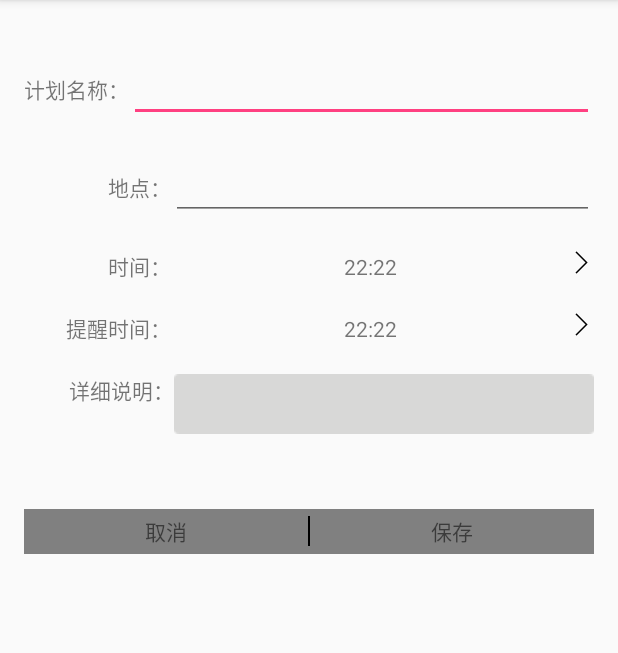
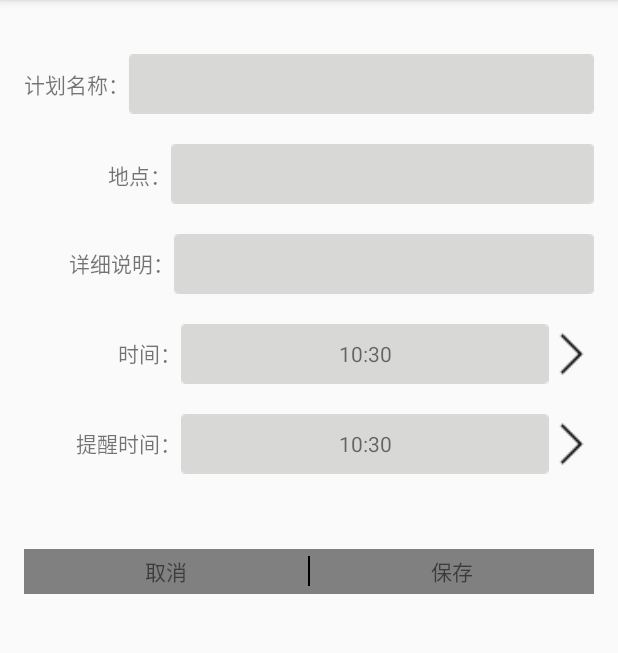
Before and after one commit to linkaicheng/WeatherSchedule, an Android app: the AddPlanActivity screen opened directly, with no data from a screen before it, on a phone screen of 412 x 824 dp, the part 84-737 px from its top. Run offline under Robolectric (Android 15) with nearby library versions, the phone set to English and light mode, and no system bars; 1 statement that could not run was skipped.

Commit message:
完成计划的增，删，查

```diff
--- a/app/src/main/java/com/cheng/weatherschedule/calendar/AddPlanActivity.java
+++ b/app/src/main/java/com/cheng/weatherschedule/calendar/AddPlanActivity.java
@@ -1,8 +1,7 @@
 package com.cheng.weatherschedule.calendar;
 
 import android.app.TimePickerDialog;
-import android.content.ContentValues;
-import android.database.sqlite.SQLiteDatabase;
+import android.content.Intent;
 import android.os.Bundle;
 import android.support.v7.app.AppCompatActivity;
 import android.view.View;
@@ -13,15 +12,20 @@ import android.widget.TimePicker;
 import android.widget.Toast;
 
 import com.cheng.weatherschedule.R;
-import com.cheng.weatherschedule.db.PlanHelper;
+import com.cheng.weatherschedule.bean.Plan;
+import com.cheng.weatherschedule.dao.PlanDao;
+import com.cheng.weatherschedule.daoImpl.PlanDaoImpl;
 
+import java.text.SimpleDateFormat;
 import java.util.Calendar;
+import java.util.Date;
 
-public class AddPlanActivity extends AppCompatActivity implements View.OnClickListener{
-private EditText edtTitle,edtPlace;//标题
-    private TextView tvTimeShow,tvRemTimShow,tvCancel,tvSave;//时间，提醒时间，取消，保存
+public class AddPlanActivity extends AppCompatActivity implements View.OnClickListener {
+    private EditText edtTitle, edtPlace;//标题
+    private TextView tvTimeShow, tvRemTimShow, tvCancel, tvSave;//时间，提醒时间，取消，保存
     private EditText edtExplain;//详细说明
-    private ImageView imSetTime,imSetRemTime;//设置时间
+    private ImageView imSetTime, imSetRemTime;//设置时间
+    private String date;
 
     @Override
     protected void onCreate(Bundle savedInstanceState) {
@@ -29,68 +33,72 @@ private EditText edtTitle,edtPlace;//标题
         setContentView(R.layout.activity_add_plan);
         initView();
     }
-    private void initView(){
-        edtTitle = (EditText)findViewById(R.id.edtTitle);
-        edtPlace = (EditText)findViewById(R.id.edtPlace);
-        tvTimeShow = (TextView)findViewById(R.id.tvTimeShow);
-        tvRemTimShow = (TextView)findViewById(R.id.tvRemTimShow);
-        edtExplain = (EditText)findViewById(R.id.edtExplain);
-        tvCancel = (TextView)findViewById(R.id.tvCancel);
-        tvSave = (TextView)findViewById(R.id.tvSave);
-        imSetTime = (ImageView)findViewById(R.id.imSetTime);
-        imSetRemTime = (ImageView)findViewById(R.id.imSetRemTime);
+
+    private void initView() {
+        edtTitle = (EditText) findViewById(R.id.edtTitle);
+        edtPlace = (EditText) findViewById(R.id.edtPlace);
+        tvTimeShow = (TextView) findViewById(R.id.tvTimeShow);
+        tvRemTimShow = (TextView) findViewById(R.id.tvRemTimShow);
+        edtExplain = (EditText) findViewById(R.id.edtExplain);
+        tvCancel = (TextView) findViewById(R.id.tvCancel);
+        tvSave = (TextView) findViewById(R.id.tvSave);
+        imSetTime = (ImageView) findViewById(R.id.imSetTime);
+        imSetRemTime = (ImageView) findViewById(R.id.imSetRemTime);
 
         tvSave.setOnClickListener(this);
+        tvCancel.setOnClickListener(this);
         imSetTime.setOnClickListener(this);
         imSetRemTime.setOnClickListener(this);
+        //获取日期
+        Intent intent = getIntent();
+        date = intent.getStringExtra("date");
+        //设置当前时间
+        SimpleDateFormat sdf = new SimpleDateFormat("HH:mm");
+        String time = sdf.format(new Date());
+        tvTimeShow.setText(time);
+        tvRemTimShow.setText(time);
 
     }
 
     @Override
     public void onClick(View v) {
         switch (v.getId()) {
-            case  R.id.tvCancel:
+            case R.id.tvCancel:
                 finish();
                 break;
-            case  R.id.imSetTime://选择时间
-                Calendar calendar=Calendar.getInstance();
+            case R.id.imSetTime://选择时间
+                Calendar calendar = Calendar.getInstance();
                 new TimePickerDialog(AddPlanActivity.this
                         , new TimePickerDialog.OnTimeSetListener() {
                     @Override
                     public void onTimeSet(TimePicker view, int hourOfDay, int minute) {
-                        tvTimeShow.setText(hourOfDay+":"+minute);
+                        tvTimeShow.setText(hourOfDay + ":" + minute);
                     }
-                },calendar.get(Calendar.HOUR_OF_DAY),calendar.get(Calendar.MINUTE),true).show();
+                }, calendar.get(Calendar.HOUR_OF_DAY), calendar.get(Calendar.MINUTE), true).show();
                 break;
-            case  R.id.imSetRemTime://选择提醒时间
-                Calendar calendar2=Calendar.getInstance();
+            case R.id.imSetRemTime://选择提醒时间
+                Calendar calendar2 = Calendar.getInstance();
                 new TimePickerDialog(AddPlanActivity.this
                         , new TimePickerDialog.OnTimeSetListener() {
                     @Override
                     public void onTimeSet(TimePicker view, int hourOfDay, int minute) {
-                        tvRemTimShow.setText(hourOfDay+":"+minute);
+                        tvRemTimShow.setText(hourOfDay + ":" + minute);
                     }
-                },calendar2.get(Calendar.HOUR_OF_DAY),calendar2.get(Calendar.MINUTE),true).show();
+                }, calendar2.get(Calendar.HOUR_OF_DAY), calendar2.get(Calendar.MINUTE), true).show();
                 break;
             case R.id.tvSave://保存，将计划保存到数据库
-                    String title=edtTitle.getText().toString();
-                    PlanHelper helper=new PlanHelper(AddPlanActivity.this);
-                    SQLiteDatabase db=helper.getWritableDatabase();
-                    ContentValues values=new ContentValues();
-                    values.put("title",title);
-                    values.put("place",edtPlace.getText().toString());
-                    values.put("time",tvTimeShow.getText().toString());
-                    values.put("remindTime",tvRemTimShow.getText().toString());
-                    values.put("explain",edtExplain.getText().toString());
-                    long id=db.insert("plans",null,values);
-                    db.close();
-                    helper.close();
-                    if(id==-1){
-                        Toast.makeText(AddPlanActivity.this, "保存失败", Toast.LENGTH_SHORT).show();
-                    }else{
-                        Toast.makeText(AddPlanActivity.this, "保存成功", Toast.LENGTH_SHORT).show();
-                        finish();
-                    }
+                String title = edtTitle.getText().toString();
+                PlanDao planDao = new PlanDaoImpl(AddPlanActivity.this);
+                Plan plan = new Plan(title, date, edtPlace.getText().toString()
+                        , tvTimeShow.getText().toString(), tvRemTimShow.getText().toString()
+                        , edtExplain.getText().toString());
+                long count = planDao.addPlan(plan);
+                if (count == -1) {
+                    Toast.makeText(AddPlanActivity.this, "保存失败", Toast.LENGTH_SHORT).show();
+                } else {
+                    Toast.makeText(AddPlanActivity.this, "保存成功", Toast.LENGTH_SHORT).show();
+                    finish();
+                }
                 break;
         }
     }
--- /dev/null
+++ b/app/src/main/java/com/cheng/weatherschedule/dao/PlanDao.java
@@ -0,0 +1,23 @@
+package com.cheng.weatherschedule.dao;
+
+import com.cheng.weatherschedule.bean.Plan;
+
+import java.util.List;
+
+/**
+ * Created by cheng on 2016/9/9 0009.
+ */
+public interface PlanDao {
+    //添计划
+    public long addPlan(Plan plan);
+    //根据id删除计划
+    public int deletePlan(int id);
+    //根据日期删除计划
+    public int deletePlanByDate(String date);
+    //修改
+    public int updatePlan(Plan plan);
+    //查询一条记录
+    public Plan findById(int id);
+    //查询所有记录
+    public List<Plan> findAll();
+}
--- a/app/src/main/java/com/cheng/weatherschedule/db/PlanHelper.java
+++ b/app/src/main/java/com/cheng/weatherschedule/db/PlanHelper.java
@@ -19,7 +19,7 @@ public class PlanHelper extends SQLiteOpenHelper {
 
     @Override
     public void onCreate(SQLiteDatabase db) {
-        String sql="create table plans(id integer primary key autoincrement,title text," +
+        String sql="create table plans(id integer primary key autoincrement,date text,title text," +
                 "place text,time text,remindTime text,explain text)";
         db.execSQL(sql);
     }
--- a/app/src/main/java/com/cheng/weatherschedule/fragment/CalendarFragment.java
+++ b/app/src/main/java/com/cheng/weatherschedule/fragment/CalendarFragment.java
@@ -21,7 +21,6 @@ import android.widget.GridView;
 import android.widget.ImageView;
 import android.widget.LinearLayout;
 import android.widget.TextView;
-import android.widget.Toast;
 import android.widget.ViewFlipper;
 
 import com.cheng.weatherschedule.R;
@@ -230,8 +229,7 @@ private ImageView imNow;
                     // //这一天的阴历
                     String scheduleYear = calV.getShowYear();
                     String scheduleMonth = calV.getShowMonth();
-                    Toast.makeText(getActivity(), scheduleYear + "-" + scheduleMonth + "-" + scheduleDay,Toast.LENGTH_LONG).show();
-
+                    //Toast.makeText(getActivity(), scheduleYear + "-" + scheduleMonth + "-" + scheduleDay,Toast.LENGTH_LONG).show();
 
                     //到当日计划界面
                     Intent intent=new Intent(getActivity(), DayPlanActivity.class);
--- a/app/src/main/res/layout/activity_add_plan.xml
+++ b/app/src/main/res/layout/activity_add_plan.xml
@@ -20,11 +20,14 @@
             android:layout_width="wrap_content"
             android:layout_height="wrap_content"
             android:text="计划名称："
+            android:layout_gravity="center"
             />
         <EditText
             android:layout_width="match_parent"
             android:layout_height="wrap_content"
-            android:id="@+id/edtTitle" />
+            android:id="@+id/edtTitle"
+            android:background="@drawable/search_bg"
+            />
     </LinearLayout>
     <LinearLayout
         android:orientation="horizontal"
@@ -40,7 +43,35 @@ android:gravity="right"
         <EditText
             android:layout_width="282dp"
             android:layout_height="wrap_content"
-            android:id="@+id/edtPlace" />
+            android:id="@+id/edtPlace"
+            android:background="@drawable/search_bg"
+            />
+    </LinearLayout>
+
+    <LinearLayout
+        android:orientation="horizontal"
+        android:layout_width="match_parent"
+        android:layout_height="wrap_content"
+        android:layout_marginTop="20dp"
+        android:gravity="right"
+        >
+        <TextView
+            android:layout_width="wrap_content"
+            android:layout_height="wrap_content"
+            android:text="详细说明："
+            android:layout_gravity="center"
+            android:inputType="textMultiLine"
+            />
+        <EditText
+            android:layout_width="280dp"
+            android:layout_height="wrap_content"
+            android:id="@+id/edtExplain"
+
+            android:layout_gravity="center_horizontal"
+            android:background="@drawable/search_bg"
+
+            />
+
     </LinearLayout>
     <LinearLayout
         android:orientation="horizontal"
@@ -55,18 +86,19 @@ android:gravity="right"
             android:text="时间："
              />
         <TextView
-            android:layout_width="265dp"
+            android:layout_width="245dp"
             android:layout_height="wrap_content"
-            android:text="22:22"
             android:id="@+id/tvTimeShow"
             android:gravity="center"
+            android:background="@drawable/search_bg"
             />
 
         <ImageView
-            android:layout_width="wrap_content"
-            android:layout_height="wrap_content"
+            android:layout_width="30dp"
+            android:layout_height="40dp"
             android:id="@+id/imSetTime"
             android:src="@mipmap/forward_25"
+            android:layout_gravity="center"
             />
 
     </LinearLayout>
@@ -84,46 +116,25 @@ android:gravity="right"
             android:text="提醒时间："
             />
         <TextView
-            android:layout_width="265dp"
+            android:layout_width="245dp"
             android:layout_height="wrap_content"
-            android:text="22:22"
             android:id="@+id/tvRemTimShow"
             android:gravity="center"
+            android:background="@drawable/search_bg"
             />
 
         <ImageView
-            android:layout_width="wrap_content"
-            android:layout_height="wrap_content"
+            android:layout_width="30dp"
+            android:layout_height="40dp"
             android:id="@+id/imSetRemTime"
             android:src="@mipmap/forward_25"
-
+android:layout_gravity="center"
             />
 
     </LinearLayout>
-    <LinearLayout
-        android:orientation="horizontal"
-        android:layout_width="match_parent"
-        android:layout_height="wrap_content"
-        android:layout_marginTop="20dp"
-        android:gravity="right"
-        >
-        <TextView
-            android:layout_width="wrap_content"
-            android:layout_height="wrap_content"
-            android:text="详细说明："
-            />
-        <EditText
-            android:layout_width="280dp"
-            android:layout_height="wrap_content"
-            android:inputType="textMultiLine"
-            android:ems="10"
-            android:id="@+id/edtExplain"
-            android:layout_gravity="center_horizontal"
-android:background="@drawable/search_bg"
 
-            />
 
-    </LinearLayout>
+
 
     <LinearLayout
         android:orientation="horizontal"
```
Also changed, not shown: app/src/main/java/com/cheng/weatherschedule/bean/Plan.java (added, +84 -0 lines), app/src/main/java/com/cheng/weatherschedule/calendar/DayPlanActivity.java (+130 -34 lines), app/src/main/java/com/cheng/weatherschedule/daoImpl/PlanDaoImpl.java (added, +79 -0 lines), app/src/main/res/layout/fragment_calendar.xml (+8 -39 lines), app/src/main/res/mipmap-hdpi/warn.png (added), app/src/main/res/mipmap-hdpi/warn2.png (added).
